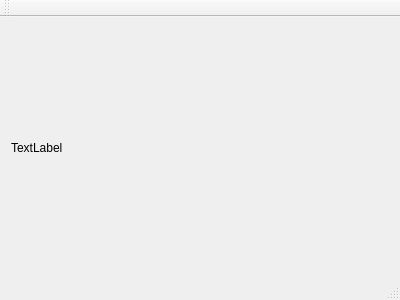
Qt form mainwindow.ui (tobast/heat_paral_master) before a commit.
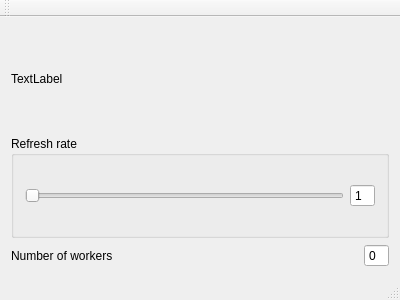
The same form after that commit.

Patch:
```diff
--- a/mainwindow.ui
+++ b/mainwindow.ui
@@ -40,6 +40,74 @@
       </property>
      </widget>
     </item>
+    <item>
+     <widget class="QGroupBox" name="groupBox">
+      <property name="title">
+       <string>Refresh rate</string>
+      </property>
+      <layout class="QHBoxLayout" name="horizontalLayout_2">
+       <item>
+        <widget class="QSlider" name="horizontalSlider">
+         <property name="minimum">
+          <number>1</number>
+         </property>
+         <property name="maximum">
+          <number>20</number>
+         </property>
+         <property name="orientation">
+          <enum>Qt::Horizontal</enum>
+         </property>
+        </widget>
+       </item>
+       <item>
+        <widget class="QSpinBox" name="refreshRate">
+         <property name="readOnly">
+          <bool>true</bool>
+         </property>
+         <property name="buttonSymbols">
+          <enum>QAbstractSpinBox::NoButtons</enum>
+         </property>
+         <property name="minimum">
+          <number>1</number>
+         </property>
+        </widget>
+       </item>
+      </layout>
+     </widget>
+    </item>
+    <item>
+     <layout class="QHBoxLayout" name="horizontalLayout">
+      <item>
+       <widget class="QLabel" name="label">
+        <property name="sizePolicy">
+         <sizepolicy hsizetype="Minimum" vsizetype="Preferred">
+          <horstretch>0</horstretch>
+          <verstretch>0</verstretch>
+         </sizepolicy>
+        </property>
+        <property name="text">
+         <string>Number of workers</string>
+        </property>
+       </widget>
+      </item>
+      <item>
+       <widget class="QSpinBox" name="workersDisplay">
+        <property name="sizePolicy">
+         <sizepolicy hsizetype="Maximum" vsizetype="Fixed">
+          <horstretch>0</horstretch>
+          <verstretch>0</verstretch>
+         </sizepolicy>
+        </property>
+        <property name="readOnly">
+         <bool>true</bool>
+        </property>
+        <property name="buttonSymbols">
+         <enum>QAbstractSpinBox::NoButtons</enum>
+        </property>
+       </widget>
+      </item>
+     </layout>
+    </item>
    </layout>
   </widget>
   <widget class="QMenuBar" name="menuBar">
```
Left out of the diff: 21 changed lines with no effect on the pictures.
